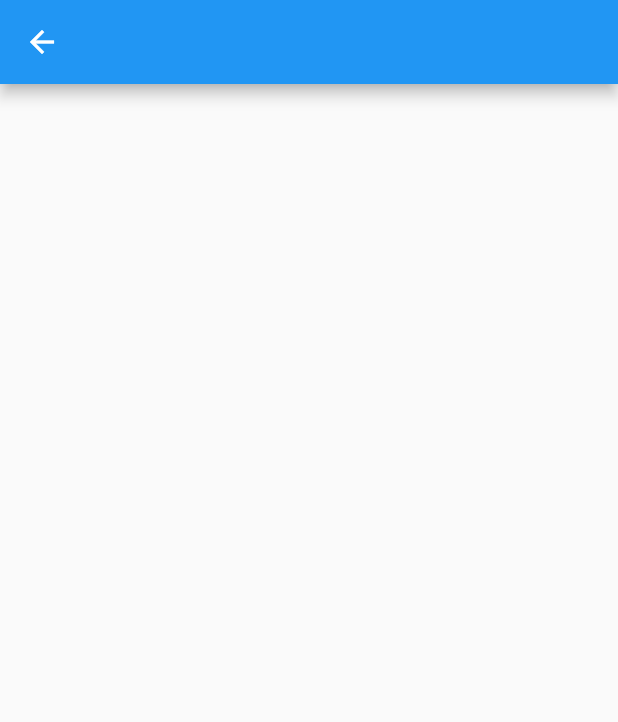
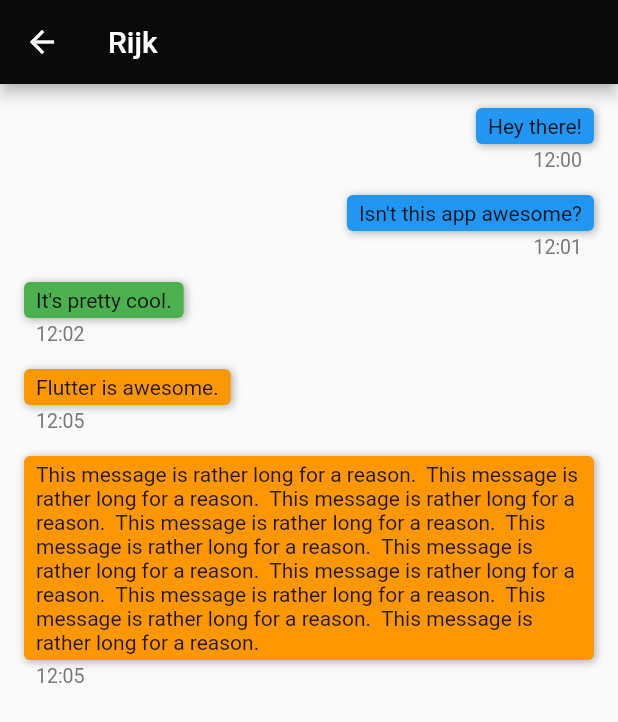
Before and after one commit to rijkdw/the_shed, a Flutter app: the ChatScreen screen opened directly, on a phone screen of 412 x 824 dp. Shown: the top 722 px of the screen. Run offline on Flutter 3.47's test engine with Material 2 defaults, Android fonts, the phone set to English and light mode, and no system bars; our stand-ins replace curved_navigation_bar.

Commit message:
Worked on chatscreen.dart

```diff
--- a/front-end/lib/screens/home/chatscreen.dart
+++ b/front-end/lib/screens/home/chatscreen.dart
@@ -1,141 +1,158 @@
 import 'package:flutter/material.dart';
 
-class ChatScreen extends StatelessWidget {
+// dummy messages
+var _messageMapList = [
+  {
+    'me': true,
+    'text': 'Hey there!',
+    'time': '12:00',
+    'unread': false
+  },
+  {
+    'me': true,
+    'text': 'Isn\'t this app awesome?',
+    'time': '12:01',
+    'unread': false
+  },
+  {
+    'me': false,
+    'text': 'It\'s pretty cool.',
+    'time': '12:02',
+    'unread': false
+  },
+  {
+    'me': false,
+    'text': 'Flutter is awesome.',
+    'time': '12:05',
+    'unread': true
+  },
+  {
+    'me': false,
+    'text': 'This message is rather long for a reason.  '*10,
+    'time': '12:05',
+    'unread': true
+  },
+];
+
+class ChatScreen extends StatefulWidget {
+
+  @override
+  _ChatScreenState createState() => _ChatScreenState();
+
+}
+
+class _ChatScreenState extends State<ChatScreen> {
+
+  // colors
+  final _titlebarColor = Color.fromRGBO(10, 10, 10, 1.0);
+
   @override
   Widget build(BuildContext context) {
     return Scaffold(
-      appBar: ChatAppBar(),
+      appBar: AppBar(
+        title: Text('Rijk'),
+        backgroundColor: _titlebarColor,
+      ),
+      body: ConversationWidget()
+    );
+  }
+
+}
+
+class ConversationWidget extends StatelessWidget{
+
+  final ScrollController controller = new ScrollController();
+
+  @override
+  Widget build(BuildContext context) {
+    return ListView.builder(
+      padding: EdgeInsets.all(10.0),
+      itemBuilder: (context, index) {
+        if (index < _messageMapList.length)
+            return MessageWidget(index);
+          else
+            return null;
+      },
+      controller: controller,
     );
   }
 }
 
-// using wisdom from the 60-day-flutter Medium page
-class ChatAppBar extends StatelessWidget implements PreferredSizeWidget {
-  final double height = new AppBar().preferredSize.height;
+class MessageWidget extends StatelessWidget {
 
-  // class constants
+  // fonts
+  final _messageStyle = const TextStyle(fontSize: 14.0);
+  final _messageTimeStyle = const TextStyle(fontSize: 13.0, color: Color.fromRGBO(120, 120, 120, 1.0));
 
   // colors
-  final _titlebarColor = Color.fromRGBO(10, 10, 10, 1.0);
-  final _iconColor = Colors.white;
+  final _unreadReceivedMessageColor = Colors.orange;
+  final _readReceivedMessageColor = Colors.green;
+  final _sentMessageColor = Colors.blue;
 
-  // fonts
-  final _headingFont = TextStyle(color: Colors.white, fontSize: 20);
-  final _subheadingFont = TextStyle(color: Colors.white, fontSize: 16);
+  // index of message
+  final int index;
 
-  // values to display
-  final String username = 'Rijk';
-
-  final AppBar dummy = new AppBar();
-
-  @override
-  Widget build(BuildContext context) {
-    return AppBar();
-  }
-
-  /*
+  // constructor
+  MessageWidget(this.index);
 
   @override
   Widget build(BuildContext context) {
 
-    double width = MediaQuery.of(context).size.width; // calculate the screen width
-    return Material(
-      child: Container(
-        decoration: new BoxDecoration(
-            boxShadow: [
-            //adds a shadow to the appbar
-            new BoxShadow(
-              color: Colors.black,
-              blurRadius: 5.0,
-            )
-          ]
-        ),
-        child: Container(
-          color: _titlebarColor,
-          child: Row(
-            children: [
-              Expanded(
-                flex: 7,
-                child: Center(
-                  child: Column(
-                    mainAxisSize: MainAxisSize.min,
-                    children: [
-                      Container(
-                          height: 70 - (width * .06),
-                          child: Row(
-                            crossAxisAlignment: CrossAxisAlignment.start,
-                            children: [
-                              Expanded(
-                                flex: 2,
-                                child: Center(
-                                  child: Icon( Icons.attach_file, color: _iconColor )
-                                )
-                              ),
-                              Expanded(
-                                  flex: 6,
-                                  child: Container(
-                                      child: Column(
-                                    crossAxisAlignment:
-                                        CrossAxisAlignment.start,
-                                    mainAxisAlignment:
-                                        MainAxisAlignment.center,
-                                    mainAxisSize: MainAxisSize.min,
-                                    children: [
-                                      Text( 'Rijk de Wet', style: _headingFont ),
-                                      Text( '@rijkdw', style: _subheadingFont )
-                                    ],
-                                  )
-                                )
-                              ),
-                            ],
-                          )),
+    // data to be displayed
+    var messageMap = _messageMapList[index];
+    String text = messageMap['text'];
+    String time = messageMap['time'];
+    bool unread = messageMap['unread'];
+    bool me = messageMap['me'];
 
-                      //second row containing the buttons for media
-                      Container(
-                        height: 23,
-                        padding: EdgeInsets.fromLTRB(20, 5, 5, 0),
-                        child: Row(
-                          mainAxisAlignment: MainAxisAlignment.start,
-                          crossAxisAlignment: CrossAxisAlignment.center,
-                          children: [
-                            Text( 'Photos', style: _subheadingFont ),
-                            VerticalDivider( width: 30, color: _iconColor ),
-                            Text( 'Videos', style: _subheadingFont ),
-                            VerticalDivider( width: 30, color: _iconColor ),
-                            Text( 'Files', style: _subheadingFont )
-                          ],
-                        )
-                      ),
-                    ],
-                  )
-                )
-              ),
+    // some logic for choosing colors
+    Color messageColor;
+    if (me) {
+      messageColor = _sentMessageColor;
+    } else {
+      if (unread) {
+        messageColor = _unreadReceivedMessageColor;
+      } else {
+        messageColor = _readReceivedMessageColor;
+      }
+    }
 
-              //This is the display picture
-              Expanded(
-                flex: 3,
-                child: Container(
-                  child: Center(
-                    child: CircleAvatar(
-                      radius: (80 - (width * .06)) / 2,
-                      // image
-                      // backgroundImage: Image.asset(
-                      //   Assets.user,
-                      // ).image,
-                    ),
-                  ),
-                )
-              ),
-            ]
+    return Container(
+      padding: const EdgeInsets.all(6),
+      child: Column(
+        crossAxisAlignment: me
+          ? CrossAxisAlignment.end
+          : CrossAxisAlignment.start,
+        children: <Widget>[
+          // the text
+          Container(
+            decoration: BoxDecoration(
+              borderRadius: BorderRadius.all(Radius.circular(4)),
+              boxShadow: [
+                BoxShadow(
+                  offset: Offset(1, 1),
+                  blurRadius: 4,
+                  color: Colors.black.withOpacity(0.3)
+                ),
+              ],
+              color: messageColor
+            ),
+            padding: const EdgeInsets.fromLTRB(8, 4, 8, 4),
+            child: Text(
+              text,
+              style: _messageStyle,
+            ),
+          ),
+          // the time
+          Container(
+            padding: const EdgeInsets.only(top: 3, bottom: 4, left: 8, right: 8),
+            child: Text(
+              time,
+              style: _messageTimeStyle,
+            ),
           )
-        )
-      )
+        ],
+      ),
     );
   }
-
-  */
-
-  @override
-  Size get preferredSize => Size.fromHeight(height);
-
 }
```
Also changed, not shown: front-end/lib/screens/home/chats.dart (+4 -3 lines).
